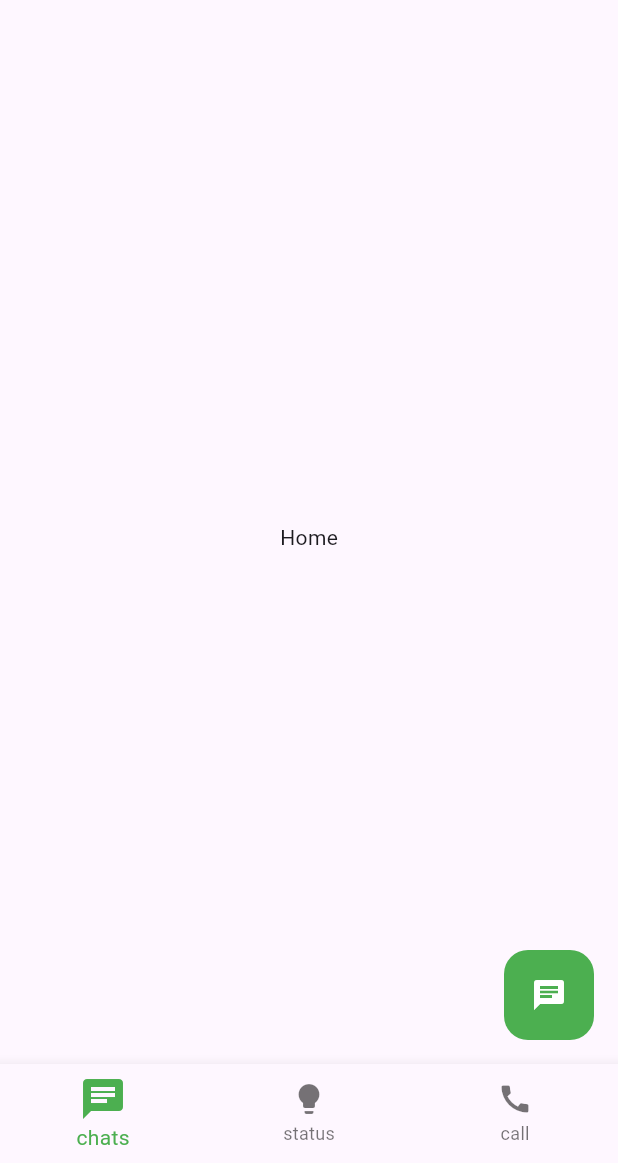
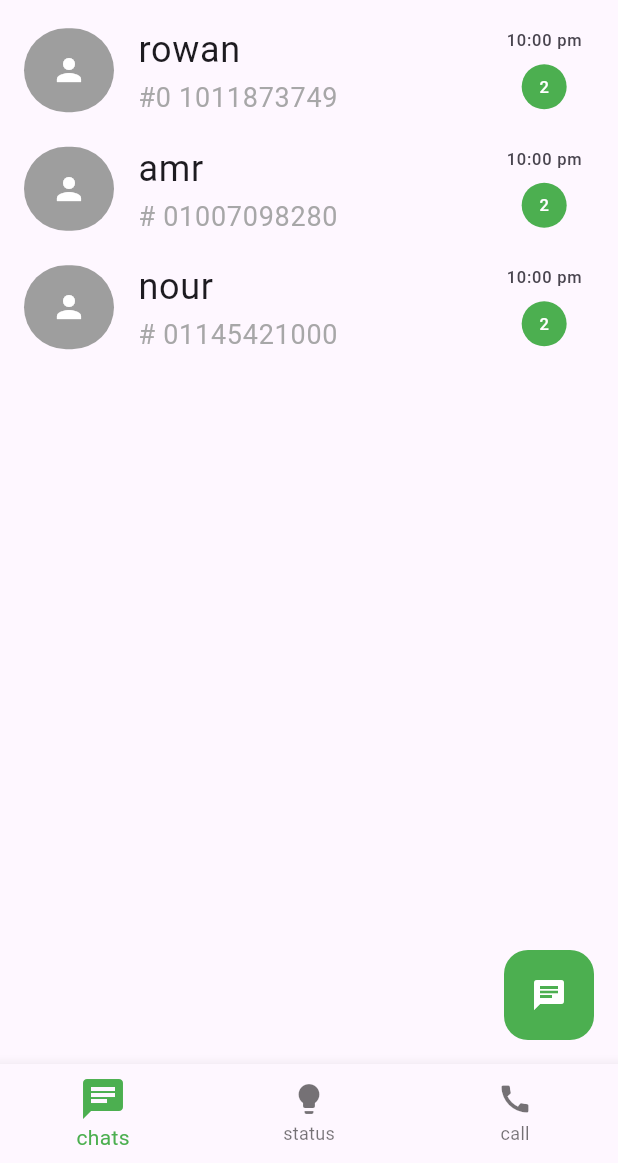
Before and after one commit to amrnooour/chat_app1, a Flutter app: the Home screen opened directly, on a phone screen of 412 x 824 dp, the part 73-1236 px from its top. Run offline on Flutter 3.47's test engine with Material 3 defaults, Android fonts, the phone set to English and light mode, and no system bars; our stand-ins replace flutter_bloc.

Commit message:
finish chat screen

```diff
--- /dev/null
+++ b/lib/features/home/presentation/views/widgets/custom_row_chats.dart
@@ -0,0 +1,52 @@
+import 'package:flutter/material.dart';
+import 'package:flutter/widgets.dart';
+
+class CustomRowChats extends StatelessWidget {
+  final String title1;
+  final String title2;
+  const CustomRowChats({super.key, required this.title1, required this.title2});
+
+  @override
+  Widget build(BuildContext context) {
+    return ListTile(
+      title: Column(
+        mainAxisAlignment: MainAxisAlignment.start,
+        crossAxisAlignment: CrossAxisAlignment.stretch,
+        children: [
+          Text(
+            title1,
+            style: const TextStyle(fontSize: 24, fontWeight: FontWeight.w400),
+          ),
+          Text(title2,
+              style:
+                  TextStyle(fontSize: 18, color: Colors.grey.withOpacity(.9))),
+        ],
+      ),
+      trailing: Column(
+        children: [
+          Text("${DateTime.now().hour.toString()}:00 pm"),
+          const SizedBox(height: 8,),
+          Container(
+            height: 30,
+            width: 30,
+            decoration: BoxDecoration(
+                borderRadius: BorderRadius.circular(50), color: Colors.green),
+            child: const Center(child: Text("2",style: TextStyle(color: Colors.white),)),
+          )
+        ],
+      ),
+      leading: Container(
+        height: 60,
+        width: 60,
+        decoration: BoxDecoration(
+            borderRadius: BorderRadius.circular(80), color: Colors.grey),
+        child: const Center(
+          child: Icon(
+            Icons.person,
+            color: Colors.white,
+          ),
+        ),
+      ),
+    );
+  }
+}
--- a/lib/features/home/presentation/views/widgets/home_body.dart
+++ b/lib/features/home/presentation/views/widgets/home_body.dart
@@ -1,3 +1,4 @@
+import 'package:chat_app1/features/home/presentation/views/widgets/custom_row_chats.dart';
 import 'package:flutter/material.dart';
 
 class HomeBody extends StatelessWidget {
@@ -5,6 +6,21 @@ class HomeBody extends StatelessWidget {
 
   @override
   Widget build(BuildContext context) {
-    return const Center(child: Text("Home"),);
+    return const Column(
+      children: [
+        CustomRowChats(
+          title1: "rowan",
+          title2: "#0 1011873749",
+        ),
+        CustomRowChats(
+          title1: "amr",
+          title2: "# 01007098280",
+        ),
+        CustomRowChats(
+          title1: "nour",
+          title2: "# 01145421000",
+        ),
+      ],
+    );
   }
 }
```
